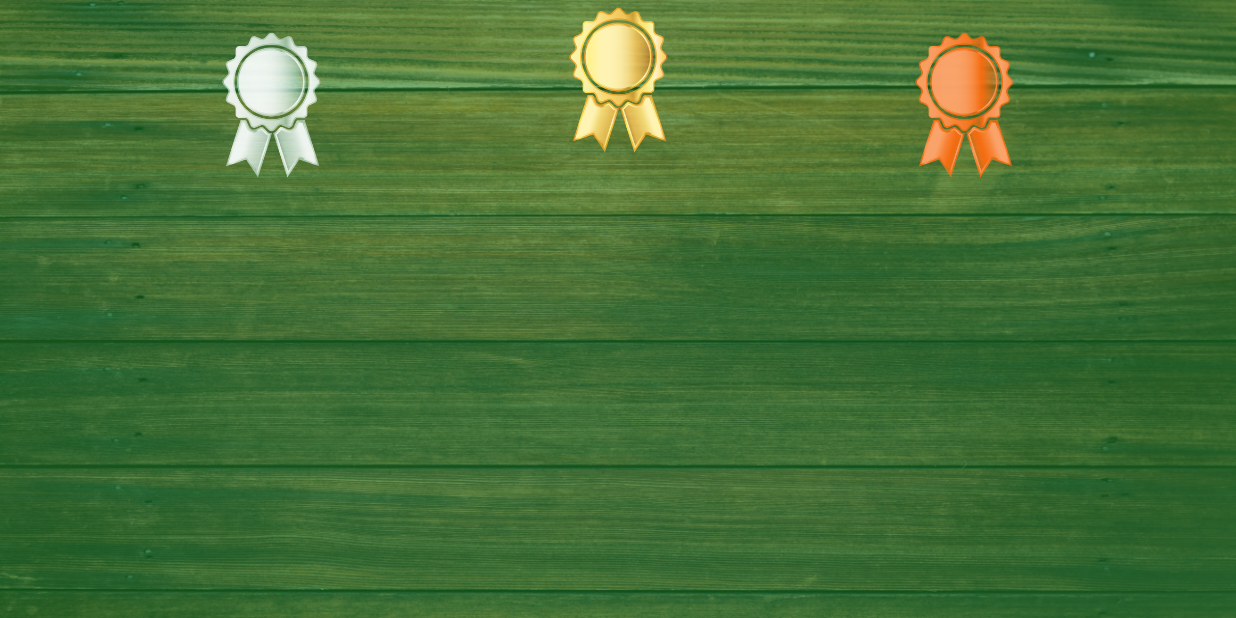
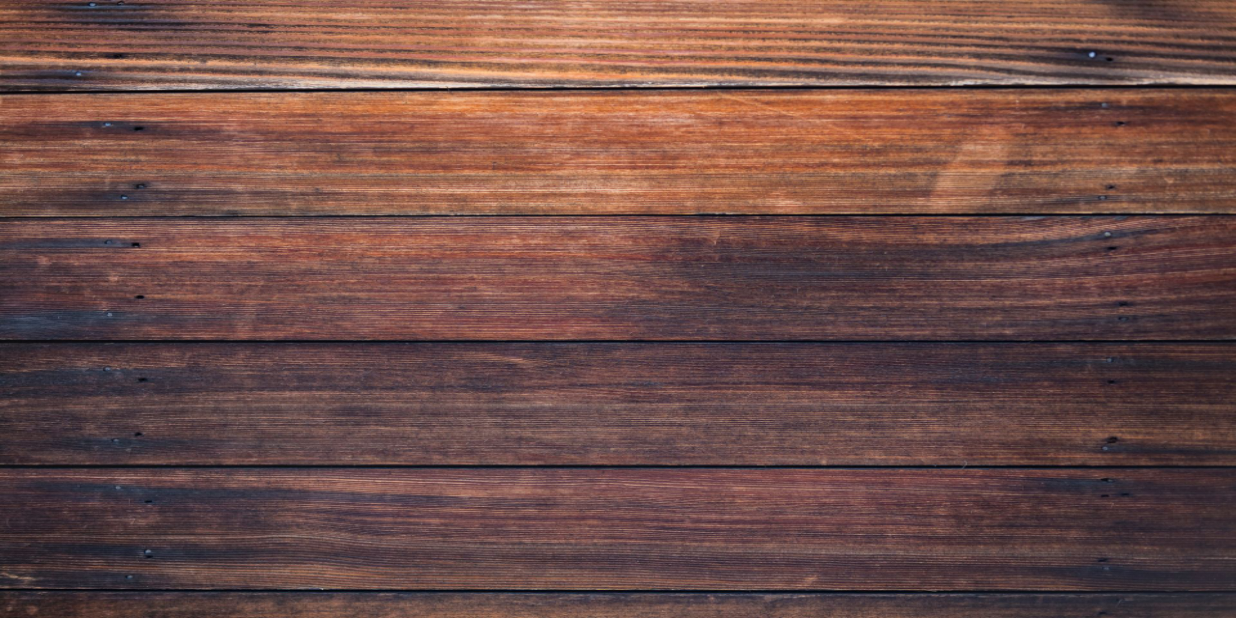
Before and after one commit to PawelTSW90/DiceGame, an Android app: the MainMenuSettingsActivity screen opened directly, with no data from a screen before it, on a phone screen of 824 x 412 dp (held sideways). Run offline under Robolectric (Android 15) with nearby library versions, the phone set to English and light mode, and no system bars.

```diff
--- /dev/null
+++ b/app/src/main/java/com/paweldyjak/dicegame/GameModes/Multiplayer.java
@@ -0,0 +1,4 @@
+package com.paweldyjak.dicegame.GameModes;
+
+public class Multiplayer {
+}
--- a/app/src/main/res/layout/activity_game_board.xml
+++ b/app/src/main/res/layout/activity_game_board.xml
@@ -15,7 +15,6 @@
         android:id="@+id/game_board_screen_layout"
         android:layout_width="match_parent"
         android:layout_height="match_parent"
-        android:background="@drawable/background"
         android:backgroundTintMode="src_over"
         app:layout_constraintBottom_toBottomOf="parent"
         app:layout_constraintEnd_toEndOf="parent"
--- a/app/src/main/res/layout/activity_main_menu_settings.xml
+++ b/app/src/main/res/layout/activity_main_menu_settings.xml
@@ -1,58 +1,7 @@
 <?xml version="1.0" encoding="utf-8"?>
 <androidx.constraintlayout.widget.ConstraintLayout xmlns:android="http://schemas.android.com/apk/res/android"
-    xmlns:app="http://schemas.android.com/apk/res-auto"
     xmlns:tools="http://schemas.android.com/tools"
     android:background="@drawable/background"
     android:layout_width="match_parent"
     android:layout_height="match_parent"
-    tools:context=".Activities.MainMenuSettingsActivity">
-
-    <androidx.constraintlayout.widget.ConstraintLayout
-        android:layout_width="match_parent"
-        android:layout_height="match_parent"
-        android:background="#901F8824">
-
-        <androidx.constraintlayout.widget.ConstraintLayout
-            android:layout_width="784dp"
-            android:layout_height="139dp"
-            app:layout_constraintBottom_toBottomOf="parent"
-            app:layout_constraintEnd_toEndOf="parent"
-            app:layout_constraintStart_toStartOf="parent"
-            app:layout_constraintTop_toTopOf="parent"
-            app:layout_constraintVertical_bias="0.0">
-
-            <ImageView
-                android:id="@+id/imageView3"
-                android:layout_width="wrap_content"
-                android:layout_height="100dp"
-                app:layout_constraintBottom_toBottomOf="parent"
-                app:layout_constraintEnd_toEndOf="parent"
-                app:layout_constraintStart_toEndOf="@+id/gold_medal_image"
-                app:layout_constraintTop_toTopOf="parent"
-                app:srcCompat="@drawable/bronze_medal" />
-
-            <ImageView
-                android:id="@+id/imageView2"
-                android:layout_width="wrap_content"
-                android:layout_height="100dp"
-                app:layout_constraintBottom_toBottomOf="parent"
-                app:layout_constraintEnd_toStartOf="@+id/gold_medal_image"
-                app:layout_constraintStart_toStartOf="parent"
-                app:layout_constraintTop_toTopOf="parent"
-                app:srcCompat="@drawable/silver_medal" />
-
-            <ImageView
-                android:id="@+id/gold_medal_image"
-                android:layout_width="wrap_content"
-                android:layout_height="100dp"
-                android:foregroundGravity="center"
-                app:layout_constraintBottom_toBottomOf="parent"
-                app:layout_constraintEnd_toStartOf="@+id/imageView3"
-                app:layout_constraintStart_toEndOf="@+id/imageView2"
-                app:layout_constraintTop_toTopOf="parent"
-                app:layout_constraintVertical_bias="0.07999998"
-                app:srcCompat="@drawable/gold_medal" />
-        </androidx.constraintlayout.widget.ConstraintLayout>
-
-    </androidx.constraintlayout.widget.ConstraintLayout>
-</androidx.constraintlayout.widget.ConstraintLayout>
+    tools:context=".Activities.MainMenuSettingsActivity"/>
--- a/app/src/main/res/layout/fragment_final_result_two_players.xml
+++ b/app/src/main/res/layout/fragment_final_result_two_players.xml
@@ -105,6 +105,7 @@
                 android:layout_height="match_parent"
                 android:layout_weight="1"
                 android:gravity="top|center_horizontal"
+                android:lineSpacingMultiplier="0.5"
                 android:textSize="23sp" />
 
             <TextView
@@ -114,6 +115,7 @@
                 android:layout_height="match_parent"
                 android:layout_weight="1"
                 android:gravity="top|center_horizontal"
+                android:lineSpacingMultiplier="0.5"
                 android:textSize="23sp" />
         </LinearLayout>
     </androidx.constraintlayout.widget.ConstraintLayout>
--- a/app/src/main/res/values/strings.xml
+++ b/app/src/main/res/values/strings.xml
@@ -52,6 +52,7 @@
     <string name="five_players">5 players</string>
     <string name="six_players">6 players</string>
     <string name="hotseat">HOTSEAT</string>
+    <string name="multiplayer">MULTIPLAYER</string>
     <string name="play">PLAY</string>
     <string name="back">BACK</string>
     <string name="the_winner_is">The winner is </string>
@@ -59,5 +60,6 @@
     <string name="exit">EXIT</string>
     <string name="rematch">REMATCH</string>
     <string name="offline_mode">OFFLINE MODE</string>
+    <string name="opponent_search">Searching for opponent...</string>
 
 </resources>
```
Also changed, not shown: app/src/main/AndroidManifest.xml (+4 -3 lines), app/src/main/java/com/paweldyjak/dicegame/Activities/MultiplayerQueueActivity.java (added, +100 -0 lines), app/src/main/java/com/paweldyjak/dicegame/Activities/RegisterActivity.java (+6 -5 lines), app/src/main/java/com/paweldyjak/dicegame/Fragments/MainMenuScreenFragment.java (+20 -6 lines), app/src/main/res/layout/activity_multiplayer_queue.xml (added, +25 -0 lines), app/src/main/res/layout/fragment_main_menu_screen.xml (+16 -2 lines), 1 other file.
